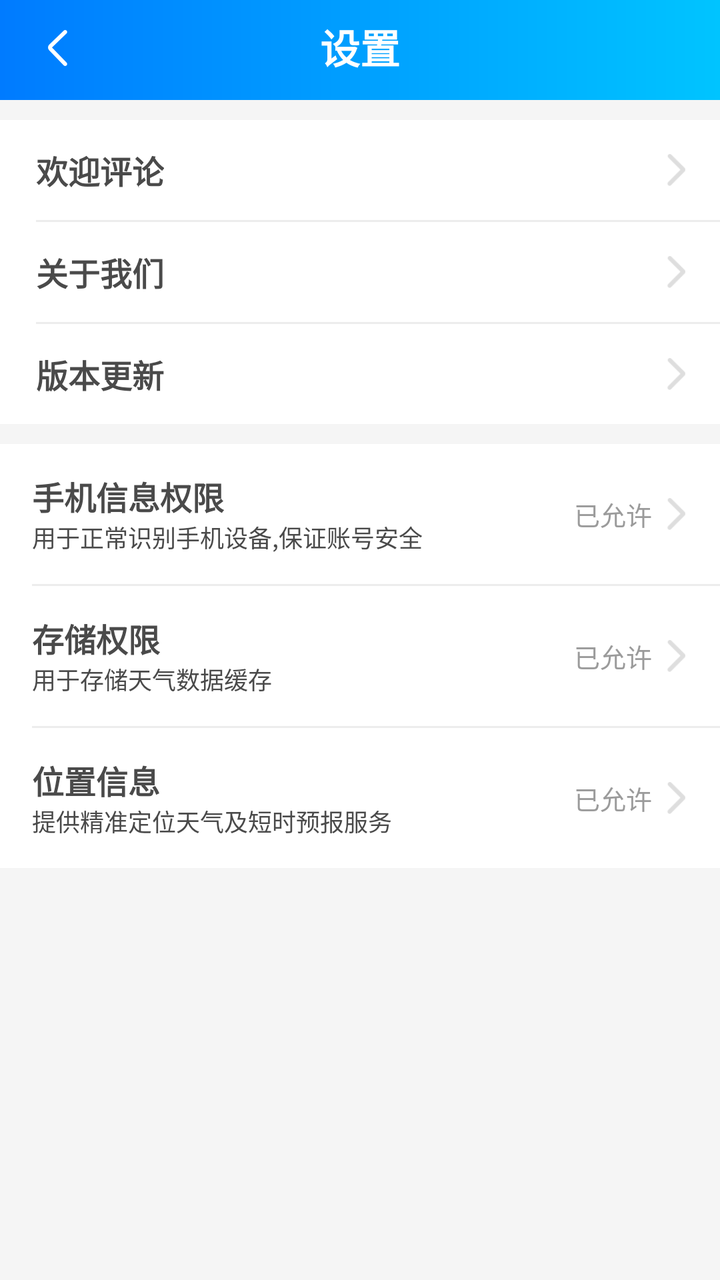
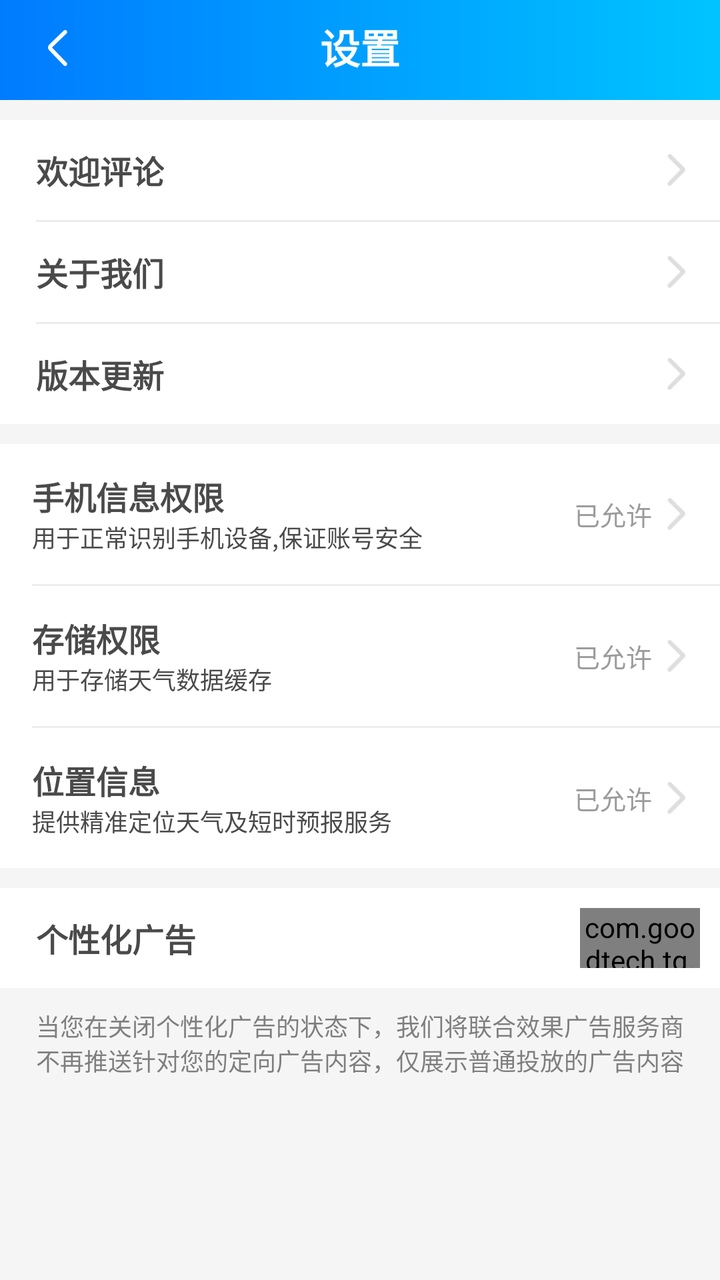

The first picture is an Android layout as it rendered before a commit; the second is the same layout after the commit. The layout source and the unified diff follow.
<!-- AndroidManifest.xml: application theme AppTheme.NoActionBar.TransparentStatusBar.ImmerseStatusBar -->
<!-- res/layout/activity_setting.xml -->
<?xml version="1.0" encoding="utf-8"?>
<androidx.constraintlayout.widget.ConstraintLayout xmlns:android="http://schemas.android.com/apk/res/android"
    xmlns:app="http://schemas.android.com/apk/res-auto"
    xmlns:tools="http://schemas.android.com/tools"
    android:layout_width="match_parent"
    android:layout_height="match_parent"
    tools:context=".SettingActivity">

    <androidx.constraintlayout.widget.ConstraintLayout
        android:id="@+id/private_station_bar"
        android:layout_width="match_parent"
        android:layout_height="50dp"
        android:background="@drawable/gradient_007bff_00c4ff"
        android:orientation="horizontal"
        app:layout_constraintEnd_toEndOf="parent"
        app:layout_constraintStart_toStartOf="parent"
        app:layout_constraintTop_toTopOf="parent">

        <ImageButton
            android:id="@+id/button_back"
            android:layout_width="44dp"
            android:layout_height="44dp"
            android:layout_marginStart="7dp"
            android:layout_marginBottom="4dp"
            android:background="@color/color_clear"
            android:src="@drawable/ic_back"
            app:layout_constraintBottom_toBottomOf="parent"
            app:layout_constraintStart_toStartOf="parent" />

        <TextView
            android:layout_width="wrap_content"
            android:layout_height="wrap_content"
            android:layout_marginBottom="12dp"
            android:text="设置"
            android:textColor="@color/white"
            android:textSize="20dp"
            android:textStyle="bold"
            app:layout_constraintBottom_toBottomOf="parent"
            app:layout_constraintEnd_toEndOf="parent"
            app:layout_constraintHorizontal_bias="0.5"
            app:layout_constraintStart_toStartOf="parent" />

    </androidx.constraintlayout.widget.ConstraintLayout>

    <LinearLayout
        android:id="@+id/layout_current"
        android:layout_width="match_parent"
        android:layout_height="wrap_content"
        android:orientation="vertical"
        android:layout_marginTop="10dp"
        android:background="@color/white"
        android:paddingStart="18dp"
        app:layout_constraintTop_toBottomOf="@+id/private_station_bar">

        <LinearLayout
            android:id="@+id/layout_praise"
            android:layout_width="match_parent"
            android:layout_height="50dp"
            android:gravity="center_vertical">

            <TextView
                android:layout_width="wrap_content"
                android:layout_height="wrap_content"
                android:text="欢迎评论"
                android:textColor="@color/color_4a4a4a"
                android:textSize="16dp"
                android:textStyle="bold" />

            <View
                android:layout_width="0dp"
                android:layout_height="0dp"
                android:layout_weight="1"/>

            <ImageView
                android:layout_width="20dp"
                android:layout_height="20dp"
                android:paddingTop="2dp"
                android:paddingBottom="2dp"
                android:layout_marginEnd="12dp"
                android:src="@drawable/ic_chose"/>

        </LinearLayout>

        <View
            android:layout_width="match_parent"
            android:layout_height="1dp"
            android:background="@color/color_line"
            />

        <LinearLayout
            android:id="@+id/layout_about"
            android:layout_width="match_parent"
            android:layout_height="50dp"
            android:gravity="center_vertical">

            <TextView
                android:layout_width="wrap_content"
                android:layout_height="wrap_content"
                android:text="@string/title_about"
                android:textColor="@color/color_4a4a4a"
                android:textSize="16dp"
                android:textStyle="bold" />

            <View
                android:layout_width="0dp"
                android:layout_height="0dp"
                android:layout_weight="1"/>

            <ImageView
                android:layout_width="20dp"
                android:layout_height="20dp"
                android:paddingTop="2dp"
                android:paddingBottom="2dp"
                android:layout_marginEnd="12dp"
                android:src="@drawable/ic_chose"/>

        </LinearLayout>


        <View
            android:layout_width="match_parent"
            android:layout_height="1dp"
            android:background="@color/color_line"
            />

        <LinearLayout
            android:id="@+id/layout_version"
            android:layout_width="match_parent"
            android:layout_height="50dp"
            android:gravity="center_vertical">

            <TextView
                android:layout_width="wrap_content"
                android:layout_height="wrap_content"
                android:text="@string/title_version"
                android:textColor="@color/color_4a4a4a"
                android:textSize="16dp"
                android:textStyle="bold" />

            <View
                android:layout_width="0dp"
                android:layout_height="0dp"
                android:layout_weight="1"/>

            <ImageView
                android:layout_width="20dp"
                android:layout_height="20dp"
                android:paddingTop="2dp"
                android:paddingBottom="2dp"
                android:layout_marginEnd="12dp"
                android:src="@drawable/ic_chose"/>

        </LinearLayout>

    </LinearLayout>

    <LinearLayout
        android:id="@+id/layout_permission"
        android:layout_width="match_parent"
        android:layout_height="wrap_content"
        android:orientation="vertical"
        android:layout_marginTop="10dp"
        android:background="@color/white"
        android:paddingStart="16dp"
        app:layout_constraintTop_toBottomOf="@+id/layout_current">

        <LinearLayout
            android:id="@+id/layout_permission_phone"
            android:layout_width="match_parent"
            android:layout_height="70dp"
            android:gravity="center_vertical">

            <LinearLayout
                android:layout_width="wrap_content"
                android:layout_height="wrap_content"
                android:orientation="vertical">

                <TextView
                    android:layout_width="wrap_content"
                    android:layout_height="wrap_content"
                    android:text="手机信息权限"
                    android:textColor="@color/color_4a4a4a"
                    android:textSize="16dp"
                    android:textStyle="bold" />

                <TextView
                    android:layout_width="wrap_content"
                    android:layout_height="wrap_content"
                    android:text="用于正常识别手机设备,保证账号安全"
                    android:textColor="@color/color_4a4a4a"
                    android:textSize="12dp"/>

            </LinearLayout>

            <View
                android:layout_width="0dp"
                android:layout_height="0dp"
                android:layout_weight="1"/>

            <TextView
                android:id="@+id/tv_state_phone"
                android:layout_width="wrap_content"
                android:layout_height="wrap_content"
                android:layout_marginEnd="2dp"
                android:text="已允许"
                android:textColor="@color/color_9b9b9b"
                android:textSize="13dp"/>

            <ImageView
                android:layout_width="20dp"
                android:layout_height="20dp"
                android:paddingTop="2dp"
                android:paddingBottom="2dp"
                android:layout_marginEnd="12dp"
                android:src="@drawable/ic_chose"/>

        </LinearLayout>

        <View
            android:layout_width="match_parent"
            android:layout_height="1dp"
            android:background="@color/color_line"
            />

        <LinearLayout
            android:id="@+id/layout_permission_storage"
            android:layout_width="match_parent"
            android:layout_height="70dp"
            android:gravity="center_vertical">

            <LinearLayout
                android:layout_width="wrap_content"
                android:layout_height="wrap_content"
                android:orientation="vertical">

                <TextView
                    android:layout_width="wrap_content"
                    android:layout_height="wrap_content"
                    android:text="存储权限"
                    android:textColor="@color/color_4a4a4a"
                    android:textSize="16dp"
                    android:textStyle="bold" />

                <TextView
                    android:layout_width="wrap_content"
                    android:layout_height="wrap_content"
                    android:text="用于存储天气数据缓存"
                    android:textColor="@color/color_4a4a4a"
                    android:textSize="12dp"/>

            </LinearLayout>

            <View
                android:layout_width="0dp"
                android:layout_height="0dp"
                android:layout_weight="1"/>

            <TextView
                android:id="@+id/tv_state_storage"
                android:layout_width="wrap_content"
                android:layout_height="wrap_content"
                android:layout_marginEnd="2dp"
                android:text="已允许"
                android:textColor="@color/color_9b9b9b"
                android:textSize="13dp"/>

            <ImageView
                android:layout_width="20dp"
                android:layout_height="20dp"
                android:paddingTop="2dp"
                android:paddingBottom="2dp"
                android:layout_marginEnd="12dp"
                android:src="@drawable/ic_chose"/>

        </LinearLayout>

        <View
            android:layout_width="match_parent"
            android:layout_height="1dp"
            android:background="@color/color_line"
            />

        <LinearLayout
            android:id="@+id/layout_permission_location"
            android:layout_width="match_parent"
            android:layout_height="70dp"
            android:gravity="center_vertical">

            <LinearLayout
                android:layout_width="wrap_content"
                android:layout_height="wrap_content"
                android:orientation="vertical">

                <TextView
                    android:layout_width="wrap_content"
                    android:layout_height="wrap_content"
                    android:text="位置信息"
                    android:textColor="@color/color_4a4a4a"
                    android:textSize="16dp"
                    android:textStyle="bold" />

                <TextView
                    android:layout_width="wrap_content"
                    android:layout_height="wrap_content"
                    android:text="提供精准定位天气及短时预报服务"
                    android:textColor="@color/color_4a4a4a"
                    android:textSize="12dp"/>

            </LinearLayout>

            <View
                android:layout_width="0dp"
                android:layout_height="0dp"
                android:layout_weight="1"/>

            <TextView
                android:id="@+id/tv_state_location"
                android:layout_width="wrap_content"
                android:layout_height="wrap_content"
                android:layout_marginEnd="2dp"
                android:text="已允许"
                android:textColor="@color/color_9b9b9b"
                android:textSize="13dp"/>

            <ImageView
                android:layout_width="20dp"
                android:layout_height="20dp"
                android:paddingTop="2dp"
                android:paddingBottom="2dp"
                android:layout_marginEnd="12dp"
                android:src="@drawable/ic_chose"/>

        </LinearLayout>
        
    </LinearLayout>

</androidx.constraintlayout.widget.ConstraintLayout>
<!-- resources referenced by this layout -->
<resources>
  <color name="color_4a4a4a">#4a4a4a</color>
  <color name="color_9b9b9b">#9B9B9B</color>
  <color name="color_clear">#00000000</color>
  <color name="color_line">#ECECEC</color>
  <color name="white">#FFFFFF</color>
  <!-- drawable gradient_007bff_00c4ff (drawable) -->
  <?xml version="1.0" encoding="utf-8"?>
  <shape xmlns:android="http://schemas.android.com/apk/res/android">
  
      <gradient
          android:angle="180"
          android:endColor="#007bff"
          android:startColor="#00c4ff"
          android:type="linear"
          >
      </gradient>
  
  </shape>
  <!-- drawable ic_back: png bitmap (drawable-xxhdpi, 441 bytes) -->
  <!-- drawable ic_chose: png bitmap (drawable-xxhdpi, 287 bytes) -->
  <string name="title_about">关于我们</string>
  <string name="title_version">版本更新</string>
  <style name="AppTheme.NoActionBar.TransparentStatusBar.ImmerseStatusBar" />
</resources>

<!-- the commit's change to res/layout/activity_setting.xml (unified diff, before → after) -->
@@ -334,4 +334,49 @@
         
     </LinearLayout>
 
+    <LinearLayout
+        android:layout_width="match_parent"
+        android:layout_height="wrap_content"
+        android:orientation="vertical"
+        android:layout_marginTop="10dp"
+        app:layout_constraintTop_toBottomOf="@+id/layout_permission">
+
+        <RelativeLayout
+            android:background="@color/white"
+            android:layout_width="match_parent"
+            android:layout_height="50dp" >
+
+            <TextView
+                android:layout_width="wrap_content"
+                android:layout_height="wrap_content"
+                android:layout_centerVertical="true"
+                android:layout_marginStart="18dp"
+                android:text="个性化广告"
+                android:textColor="@color/color_4a4a4a"
+                android:textSize="16dp"
+                android:textStyle="bold"/>
+
+            <com.goodtech.tq.views.SwitchView
+                android:id="@+id/switchBtn_setting_m"
+                android:layout_width="60dp"
+                android:layout_height="30dp"
+                android:layout_centerVertical="true"
+                android:layout_alignParentEnd="true"
+                android:layout_marginEnd="10dp"/>
+        </RelativeLayout>
+
+        <TextView
+            android:id="@+id/textView2"
+            android:layout_width="wrap_content"
+            android:layout_height="wrap_content"
+            android:layout_marginTop="10dp"
+            android:layout_marginStart="18dp"
+            android:layout_marginEnd="10dp"
+            android:textColor="@color/color_4a4a4a"
+            android:alpha="0.7"
+            android:textSize="12dp"
+            android:text="当您在关闭个性化广告的状态下，我们将联合效果广告服务商不再推送针对您的定向广告内容，仅展示普通投放的广告内容" />
+
+    </LinearLayout>
+
 </androidx.constraintlayout.widget.ConstraintLayout>
